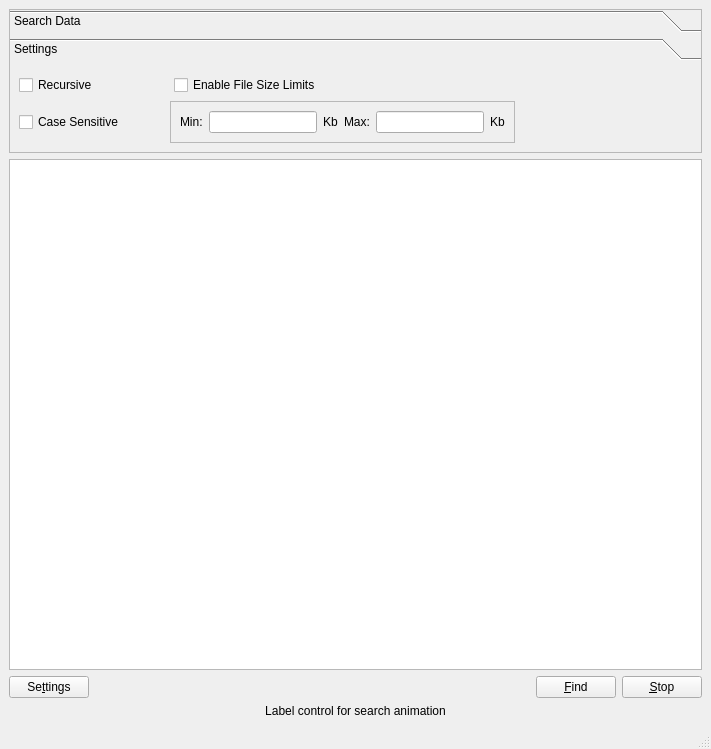
Before: the Qt Designer form SearchGUI/src/searchwindow.ui in tmpprj/tmpprj, drawn with Qt 5.
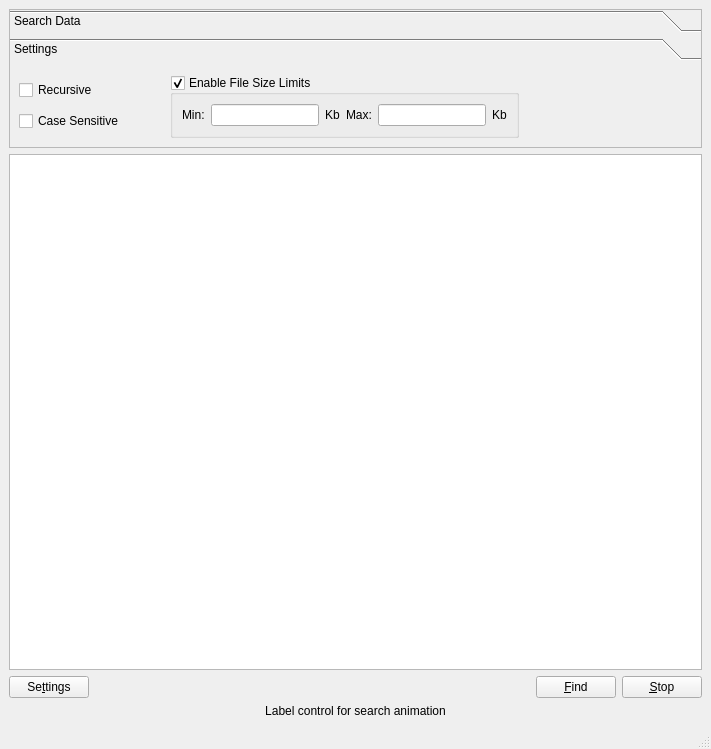
After: the same form once the commit is applied. Custom widgets are drawn as their Qt base class.

```diff
--- a/SearchGUI/src/searchwindow.ui
+++ b/SearchGUI/src/searchwindow.ui
@@ -184,16 +184,16 @@
          <x>0</x>
          <y>0</y>
          <width>691</width>
-         <height>113</height>
+         <height>102</height>
         </rect>
        </property>
        <attribute name="label">
         <string>Settings</string>
        </attribute>
+       <layout class="QHBoxLayout" name="horizontalLayout">
+        <item>
        <layout class="QVBoxLayout" name="verticalLayout">
         <item>
-         <layout class="QHBoxLayout">
-          <item>
            <widget class="QCheckBox" name="recursiveCheckBox">
             <property name="sizePolicy">
              <sizepolicy hsizetype="Fixed" vsizetype="Fixed">
@@ -207,52 +207,6 @@
            </widget>
           </item>
           <item>
-           <spacer>
-            <property name="orientation">
-             <enum>Qt::Horizontal</enum>
-            </property>
-            <property name="sizeType">
-             <enum>QSizePolicy::Fixed</enum>
-            </property>
-            <property name="sizeHint" stdset="0">
-             <size>
-              <width>70</width>
-              <height>16</height>
-             </size>
-            </property>
-           </spacer>
-          </item>
-          <item>
-           <widget class="QCheckBox" name="checkBox">
-            <property name="sizePolicy">
-             <sizepolicy hsizetype="Fixed" vsizetype="Fixed">
-              <horstretch>0</horstretch>
-              <verstretch>0</verstretch>
-             </sizepolicy>
-            </property>
-            <property name="text">
-             <string>Enable File Size Limits</string>
-            </property>
-           </widget>
-          </item>
-          <item>
-           <spacer>
-            <property name="orientation">
-             <enum>Qt::Horizontal</enum>
-            </property>
-            <property name="sizeHint" stdset="0">
-             <size>
-              <width>40</width>
-              <height>20</height>
-             </size>
-            </property>
-           </spacer>
-          </item>
-         </layout>
-        </item>
-        <item>
-         <layout class="QHBoxLayout">
-          <item>
            <widget class="QCheckBox" name="caseCheckBox">
             <property name="sizePolicy">
              <sizepolicy hsizetype="Fixed" vsizetype="Fixed">
@@ -265,6 +219,8 @@
             </property>
            </widget>
           </item>
+         </layout>
+        </item>
           <item>
            <spacer>
             <property name="orientation">
@@ -282,14 +238,20 @@
            </spacer>
           </item>
           <item>
-           <widget class="QFrame" name="frame">
-            <property name="frameShape">
-             <enum>QFrame::StyledPanel</enum>
-            </property>
-            <property name="frameShadow">
-             <enum>QFrame::Raised</enum>
-            </property>
-            <layout class="QHBoxLayout" name="horizontalLayout">
+         <widget class="QGroupBox" name="groupBox">
+          <property name="title">
+           <string>Enable File Size Limits</string>
+          </property>
+          <property name="flat">
+           <bool>false</bool>
+          </property>
+          <property name="checkable">
+           <bool>true</bool>
+          </property>
+          <property name="checked">
+           <bool>true</bool>
+          </property>
+          <layout class="QHBoxLayout" name="horizontalLayout_2">
              <item>
               <widget class="QLabel" name="label_10">
                <property name="sizePolicy">
@@ -354,13 +316,11 @@
             </property>
             <property name="sizeHint" stdset="0">
              <size>
-              <width>40</width>
+            <width>128</width>
               <height>20</height>
              </size>
             </property>
            </spacer>
-          </item>
-         </layout>
         </item>
        </layout>
       </widget>
```
Left out of the diff: 2 changed lines with no effect on the pictures. Lines whose indentation alone changed are shown as unchanged.
